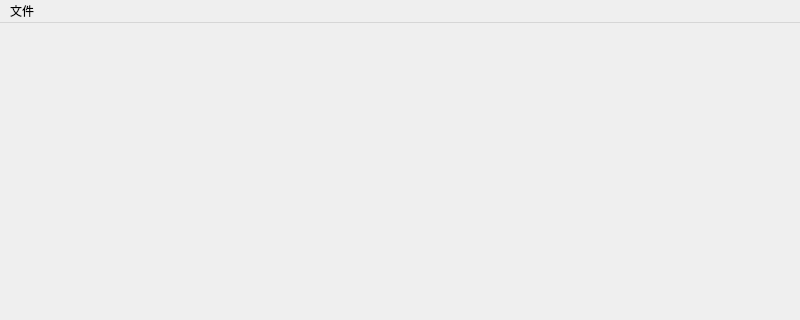
BearGryllsSAS/Qt-DaBing, file QMainWindowTest/mainwindow.ui: the form before one commit; both pictures show x 0 to 800 and y 0 to 320 of the 800 by 600 pixel window.
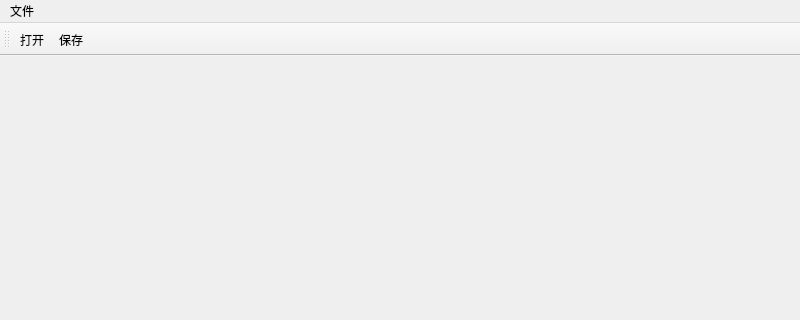
The form after the commit. Icons and pictures are not drawn.

Commit message: QMainWindow 工具栏

What changed in the file:
```diff
--- a/QMainWindowTest/mainwindow.ui
+++ b/QMainWindowTest/mainwindow.ui
@@ -34,6 +34,31 @@
    <addaction name="menu"/>
   </widget>
   <widget class="QStatusBar" name="statusbar"/>
+  <widget class="QToolBar" name="toolBar">
+   <property name="windowTitle">
+    <string>toolBar</string>
+   </property>
+   <property name="orientation">
+    <enum>Qt::Horizontal</enum>
+   </property>
+   <property name="iconSize">
+    <size>
+     <width>24</width>
+     <height>24</height>
+    </size>
+   </property>
+   <property name="toolButtonStyle">
+    <enum>Qt::ToolButtonIconOnly</enum>
+   </property>
+   <attribute name="toolBarArea">
+    <enum>TopToolBarArea</enum>
+   </attribute>
+   <attribute name="toolBarBreak">
+    <bool>false</bool>
+   </attribute>
+   <addaction name="open_action"/>
+   <addaction name="save_action"/>
+  </widget>
   <action name="open_action">
    <property name="icon">
     <iconset>
```
The commit also changes 1 other file.
